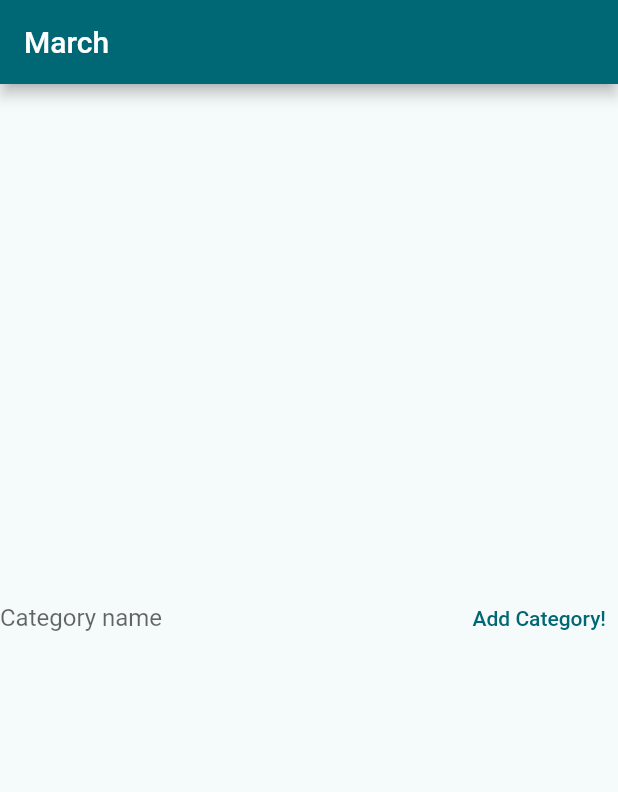
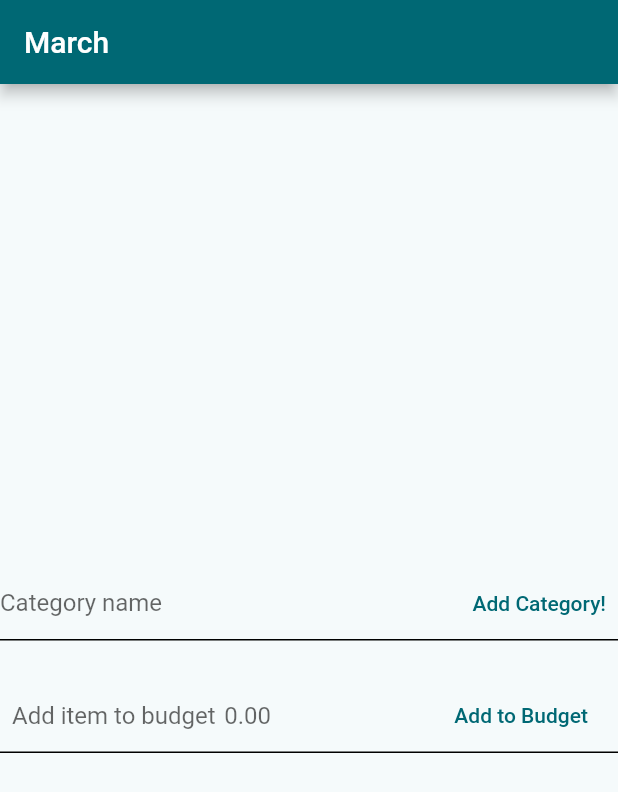
Before and after one commit to jgreazel/budget_app, a Flutter app: the screen it shows after launch, after a tap on "Get Started!", after a tap on "Add Category!", on a phone screen of 412 x 824 dp. Shown: the top 792 px of the screen. Run offline on Flutter 3.47's test engine with Material 2 defaults, Android fonts, the phone set to English and light mode, and no system bars.

Commit message:
begin fields for budget items

```diff
--- a/lib/main.dart
+++ b/lib/main.dart
@@ -1,5 +1,6 @@
 import 'package:flutter/material.dart';
 import 'package:intl/intl.dart';
+import 'package:flutter/services.dart';
 
 void main() {
   runApp(const BudgetApp());
@@ -96,14 +97,9 @@ class _MyHomePageState extends State<MyHomePage> {
                 child: const Text('Add Category!'),
               ),
             ]),
-            ...ListTile.divideTiles(
-              context: context,
-              tiles: _categories.map((c) {
-                // todo next time: return a Widget function with capability
-                // to add items and planned amount
-                return ListTile(title: Text(c));
-              }),
-            ).toList(),
+            ..._categories.map((c) {
+              return BudgetItem(category: c);
+            })
           ],
         ),
       ),
@@ -115,3 +111,87 @@ class _MyHomePageState extends State<MyHomePage> {
     return _budgetIsCreated ? _buildBudgetScreen() : _buildEmtpyScreen();
   }
 }
+
+class BudgetItem extends StatefulWidget {
+  const BudgetItem({Key? key, required this.category}) : super(key: key);
+
+  final String category;
+
+  @override
+  State<BudgetItem> createState() => _BudgetItemState();
+}
+
+class _BudgetItemState extends State<BudgetItem> {
+  final List<String> _budgetItems = [];
+  final List<double> _plannedAmounts = [];
+  final _itemTitleController = TextEditingController();
+  final _itemAmountController = TextEditingController();
+
+  void _addBudgetItem(String budgetItem) {
+    _itemTitleController.clear();
+    _itemAmountController.clear();
+    setState(() {
+      _budgetItems.insert(0, budgetItem);
+      // todo next time: need to figure out types here
+      _plannedAmounts.insert(0, _itemAmountController.text as double);
+    });
+  }
+
+  // todo next time: display items after they've been entered
+  Widget _buildBudgetItemInput() {
+    return Container(
+      margin: const EdgeInsets.symmetric(horizontal: 8.0),
+      child: Row(
+        children: [
+          Flexible(
+            child: TextField(
+              controller: _itemTitleController,
+              onSubmitted: _addBudgetItem,
+              decoration: const InputDecoration.collapsed(
+                  hintText: 'Add item to budget'),
+            ),
+          ),
+          Flexible(
+            child: TextField(
+              controller: _itemAmountController,
+              onSubmitted: _addBudgetItem,
+              decoration: const InputDecoration.collapsed(hintText: '0.00'),
+              inputFormatters: [FilteringTextInputFormatter.digitsOnly],
+              keyboardType: TextInputType.number,
+            ),
+          ),
+          IconTheme(
+            data: IconThemeData(color: Theme.of(context).colorScheme.secondary),
+            child: Container(
+              margin: const EdgeInsets.symmetric(horizontal: 4.0),
+              child: TextButton(
+                  child: const Text("Add to Budget"),
+                  onPressed: () => _addBudgetItem(_itemTitleController.text)),
+            ),
+          )
+        ],
+      ),
+    );
+  }
+
+  @override
+  Widget build(BuildContext context) {
+    return Container(
+        decoration: const BoxDecoration(
+          border: Border(
+            top: BorderSide(color: Colors.black),
+            bottom: BorderSide(color: Colors.black),
+          ),
+        ),
+        child: Column(
+          children: [
+            Text(
+              widget.category,
+              textAlign: TextAlign.start,
+              style: const TextStyle(fontSize: 22),
+            ),
+            _buildBudgetItemInput()
+          ],
+        ));
+  }
+}
```
